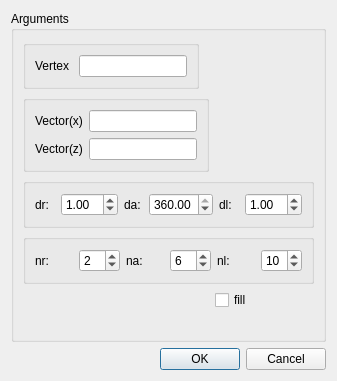
Before: the Qt Designer form src/HEXABLOCKGUI/MakeCylindrical_QTD.ui in SalomePlatform/hexablock, drawn with Qt 5.
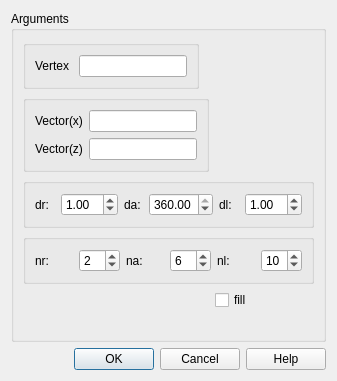
After: the same form once the commit is applied.

Commit message: added: -Propagation, Vector ( completed ) dialog panel. -Help button on all panel. -Delegate for all Panel updated: -menu always showed for each action

```diff
--- a/src/HEXABLOCKGUI/MakeCylindrical_QTD.ui
+++ b/src/HEXABLOCKGUI/MakeCylindrical_QTD.ui
@@ -225,7 +225,7 @@
       <enum>Qt::Horizontal</enum>
      </property>
      <property name="standardButtons">
-      <set>QDialogButtonBox::Cancel|QDialogButtonBox::Ok</set>
+      <set>QDialogButtonBox::Cancel|QDialogButtonBox::Ok|QDialogButtonBox::Help</set>
      </property>
     </widget>
    </item>
```
The commit also changes 37 other files.
